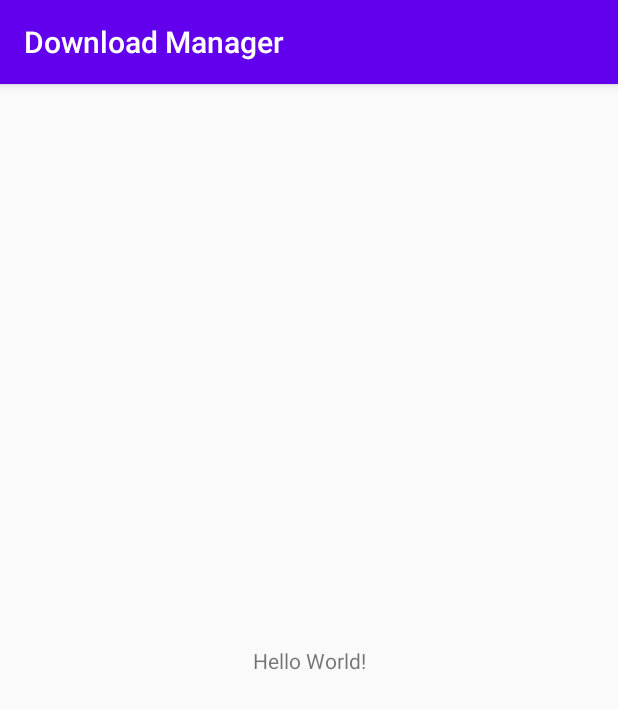
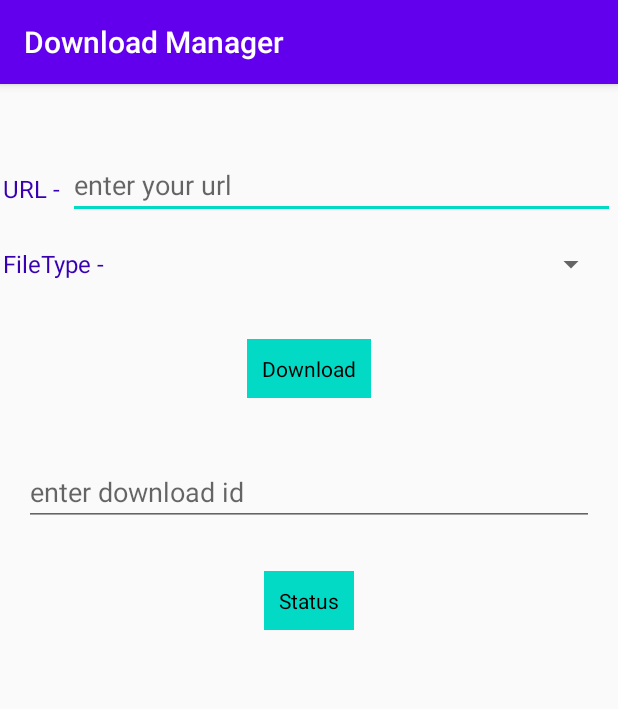
Before and after one commit to bjprogrammer/DownloadManager, an Android app: the screen it shows after launch (MainActivity), on a phone screen of 412 x 824 dp. Shown: the top 709 px of the screen. Run offline under Robolectric (Android 15) with nearby library versions, the phone set to English and light mode, and no system bars; our stand-ins replace data binding.

Commit message:
Added main activity UI

```diff
--- a/app/src/main/res/layout/activity_main.xml
+++ b/app/src/main/res/layout/activity_main.xml
@@ -1,18 +1,112 @@
 <?xml version="1.0" encoding="utf-8"?>
-<androidx.constraintlayout.widget.ConstraintLayout xmlns:android="http://schemas.android.com/apk/res/android"
-    xmlns:app="http://schemas.android.com/apk/res-auto"
+<layout xmlns:android="http://schemas.android.com/apk/res/android"
     xmlns:tools="http://schemas.android.com/tools"
-    android:layout_width="match_parent"
-    android:layout_height="match_parent"
-    tools:context=".MainActivity">
+    tools:context="com.bobby.customdownloadmanager.MainActivity">
 
-    <TextView
-        android:layout_width="wrap_content"
-        android:layout_height="wrap_content"
-        android:text="Hello World!"
-        app:layout_constraintBottom_toBottomOf="parent"
-        app:layout_constraintLeft_toLeftOf="parent"
-        app:layout_constraintRight_toRightOf="parent"
-        app:layout_constraintTop_toTopOf="parent" />
+    <LinearLayout
+        android:layout_width="match_parent"
+        android:layout_height="match_parent"
+        android:orientation="vertical">
 
-</androidx.constraintlayout.widget.ConstraintLayout>
+        <LinearLayout
+            android:layout_width="match_parent"
+            android:layout_height="40dp"
+            android:layout_marginStart="2dp"
+            android:layout_marginTop="50dp"
+            android:layout_marginEnd="2dp"
+            android:orientation="horizontal">
+
+            <TextView
+                android:layout_width="wrap_content"
+                android:layout_height="wrap_content"
+                android:layout_gravity="center_vertical"
+                android:layout_marginEnd="5dp"
+                android:text="@string/text_url"
+                android:textColor="@color/colorPrimaryDark"
+                android:textSize="16sp" />
+
+            <EditText
+                android:id="@+id/et_url"
+                android:layout_width="match_parent"
+                android:layout_height="match_parent"
+                android:layout_gravity="center_vertical"
+                android:hint="@string/text_url_hint"
+                android:importantForAutofill="no"
+                android:inputType="textUri" />
+        </LinearLayout>
+
+        <LinearLayout
+            android:layout_width="match_parent"
+            android:layout_height="40dp"
+            android:layout_marginStart="2dp"
+            android:layout_marginTop="10dp"
+            android:layout_marginEnd="2dp"
+            android:orientation="horizontal">
+
+            <TextView
+                android:layout_width="wrap_content"
+                android:layout_height="wrap_content"
+                android:layout_gravity="center_vertical"
+                android:text="@string/text_filetype"
+                android:textColor="@color/colorPrimaryDark"
+                android:textSize="16sp" />
+
+            <Spinner
+                android:id="@+id/spinner_file_type"
+                android:layout_width="match_parent"
+                android:layout_height="50dp"
+                android:layout_gravity="center_vertical"
+                android:layout_margin="5dp" />
+        </LinearLayout>
+
+        <TextView
+            android:id="@+id/tv_download"
+            android:layout_width="wrap_content"
+            android:layout_height="wrap_content"
+            android:layout_gravity="center"
+            android:layout_marginTop="30dp"
+            android:background="@color/colorAccent"
+            android:gravity="center_vertical"
+            android:padding="10dp"
+            android:text="@string/text_download"
+            android:textColor="@color/colorBlack" />
+
+        <EditText
+            android:id="@+id/et_id"
+            android:layout_width="match_parent"
+            android:layout_height="wrap_content"
+            android:layout_gravity="center_vertical"
+            android:layout_marginTop="40dp"
+            android:layout_marginStart="16dp"
+            android:layout_marginEnd="16dp"
+            android:hint="@string/text_id_hint"
+            android:importantForAutofill="no"
+            android:inputType="number" />
+
+        <TextView
+            android:id="@+id/tv_status"
+            android:layout_width="wrap_content"
+            android:layout_height="wrap_content"
+            android:layout_gravity="center"
+            android:layout_marginTop="30dp"
+            android:background="@color/colorAccent"
+            android:gravity="center_vertical"
+            android:padding="10dp"
+            android:text="@string/text_status"
+            android:textColor="@color/colorBlack" />
+
+        <TextView
+            android:id="@+id/tv_cancel"
+            android:layout_width="wrap_content"
+            android:layout_height="wrap_content"
+            android:layout_gravity="center"
+            android:layout_marginTop="30dp"
+            android:background="@color/colorAccent"
+            android:gravity="center_vertical"
+            android:padding="10dp"
+            android:visibility="gone"
+            android:text="@string/text_cancel"
+            android:textColor="@color/colorBlack" />
+    </LinearLayout>
+
+</layout>
--- a/app/src/main/res/values/strings.xml
+++ b/app/src/main/res/values/strings.xml
@@ -1,3 +1,12 @@
 <resources>
     <string name="app_name">Download Manager</string>
+
+    <string name="text_url">URL -</string>
+    <string name="text_url_hint">enter your url</string>
+    <string name="text_filetype">FileType -</string>
+    <string name="text_download">Download</string>
+    <string name="text_status">Status</string>
+    <string name="text_cancel">Cancel</string>
+
+    <string name="text_id_hint">enter download id</string>
 </resources>
```
